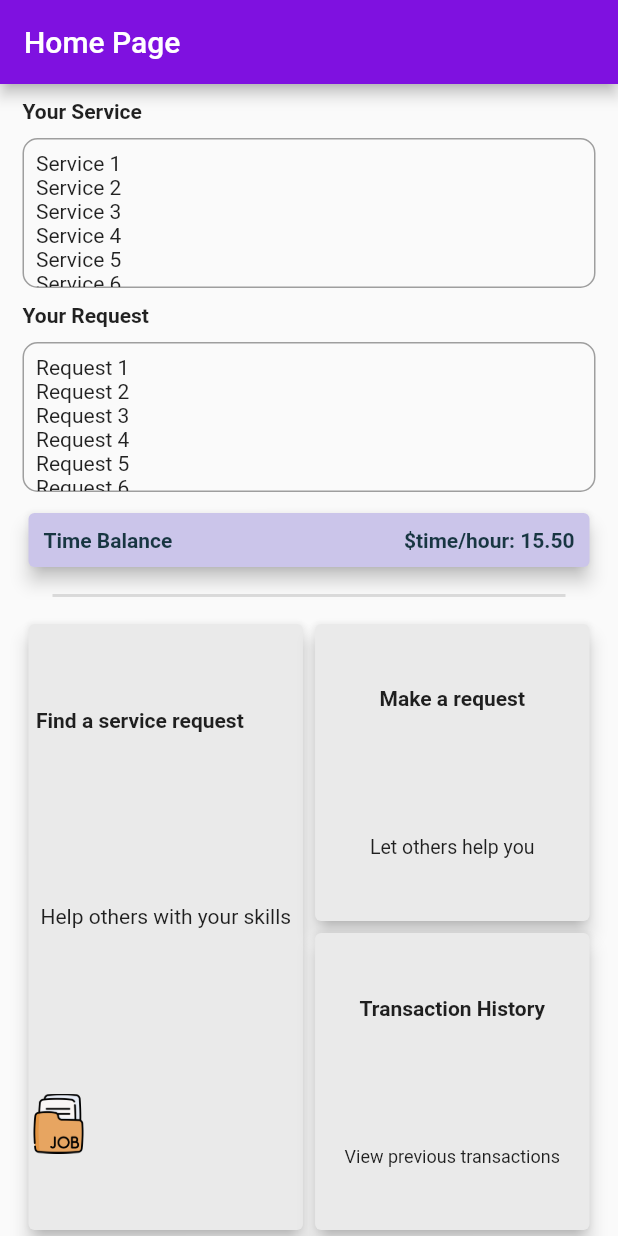
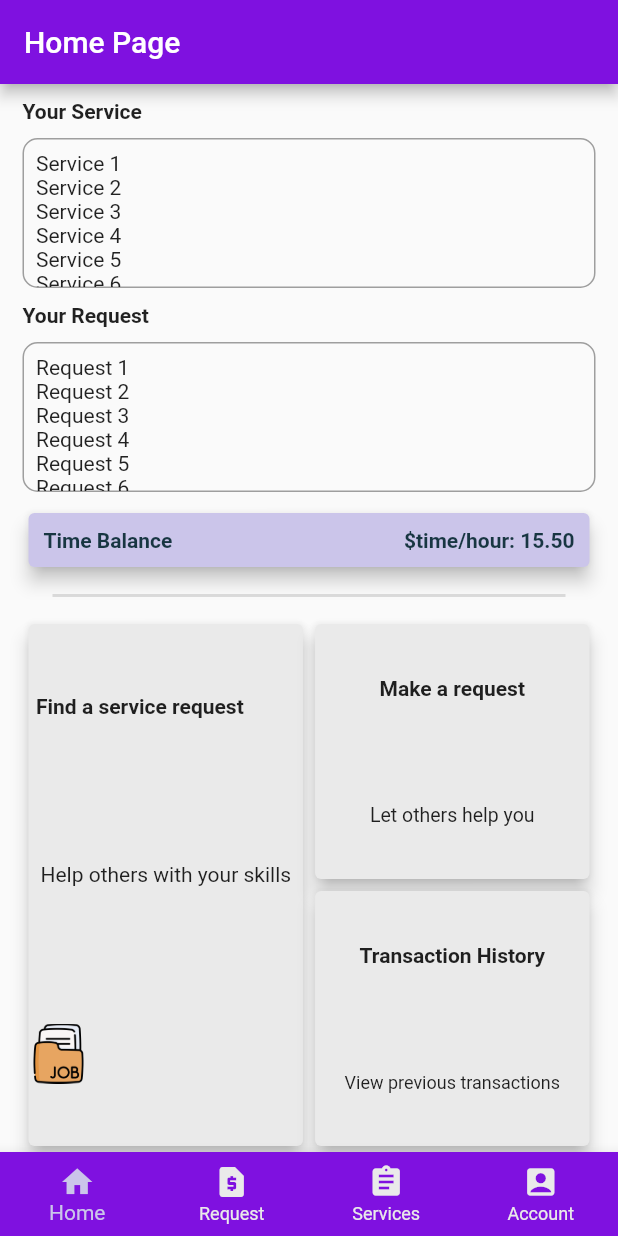
Before and after one commit to de-timebank/frontend, a Flutter app: the screen it shows after launch, after a tap on "Skip (for developers)", on a phone screen of 412 x 824 dp. Run offline on Flutter 3.47's test engine with Material 2 defaults, Android fonts, the phone set to English and light mode, and no system bars; our stand-ins replace image_picker, supabase_flutter; missing offline and left inert: textfield_tags; accounts and stored records are empty.

Commit message:
add navigation , edit profile and acc.dart

```diff
--- a/lib/constants.dart
+++ b/lib/constants.dart
@@ -6,7 +6,7 @@ final supabase = Supabase.instance.client;
 extension ShowSnackBar on BuildContext {
   void showSnackBar({
     required String message,
-    Color backgroundColor = Colors.white,
+    Color backgroundColor = Colors.purple,
   }) {
     ScaffoldMessenger.of(this).showSnackBar(SnackBar(
       content: Text(message),
--- a/lib/main.dart
+++ b/lib/main.dart
@@ -1,6 +1,6 @@
 import 'package:flutter/material.dart';
 import 'package:supabase_flutter/supabase_flutter.dart';
-import 'package:testfyp/dashboard.dart';
+import 'package:testfyp/navigation.dart';
 import 'package:testfyp/pages/account_page.dart';
 import 'package:testfyp/pages/login_page.dart';
 import 'package:testfyp/pages/splash_page.dart';
@@ -26,13 +26,13 @@ class MyApp extends StatelessWidget {
         primaryColor: Colors.purple,
         textButtonTheme: TextButtonThemeData(
           style: TextButton.styleFrom(
-            foregroundColor: Colors.blue,
+            foregroundColor: Colors.purple,
           ),
         ),
         elevatedButtonTheme: ElevatedButtonThemeData(
           style: ElevatedButton.styleFrom(
             foregroundColor: Colors.white,
-            backgroundColor: Colors.blue,
+            backgroundColor: Colors.purple,
           ),
         ),
       ),
@@ -41,7 +41,7 @@ class MyApp extends StatelessWidget {
         '/': (_) => const SplashPage(),
         '/login': (_) => const LoginPage(),
         '/account': (_) => const AccountPage(),
-        '/dashboard': (_) => DashBoard(),
+        '/navigation': (_) => const BottomBarNavigation(),
       },
     );
   }
--- /dev/null
+++ b/lib/navigation.dart
@@ -0,0 +1,53 @@
+import 'package:flutter/material.dart';
+import 'package:testfyp/dashboard.dart';
+import 'package:testfyp/profile.dart';
+import 'package:testfyp/request.dart';
+import 'package:testfyp/service.dart';
+
+class BottomBarNavigation extends StatefulWidget {
+  const BottomBarNavigation({Key? key}) : super(key: key);
+
+  @override
+  State<BottomBarNavigation> createState() => _BottomBarNavigationState();
+}
+
+class _BottomBarNavigationState extends State<BottomBarNavigation> {
+  int _selectedIndex = 0;
+  final List<Widget> _widgetOptions = [
+    DashBoard(),
+    RequestPage(),
+    ServicePage(),
+    ProfilePage()
+  ];
+
+  void _onItemTapped(int index) {
+    setState(() {
+      _selectedIndex = index;
+    });
+  }
+
+  @override
+  Widget build(BuildContext context) {
+    return Scaffold(
+        bottomNavigationBar: BottomNavigationBar(
+          unselectedItemColor: Color.fromARGB(255, 234, 234, 234),
+          selectedItemColor: Color.fromARGB(255, 203, 197, 234),
+          type: BottomNavigationBarType.fixed,
+          backgroundColor: Color.fromARGB(255, 127, 17, 224),
+          items: <BottomNavigationBarItem>[
+            BottomNavigationBarItem(icon: Icon(Icons.home), label: 'Home'),
+            BottomNavigationBarItem(
+                icon: Icon(Icons.request_page), label: 'Request'),
+            BottomNavigationBarItem(
+                icon: Icon(Icons.assignment), label: 'Services'),
+            BottomNavigationBarItem(
+                icon: Icon(Icons.account_box), label: 'Account')
+          ],
+          currentIndex: _selectedIndex,
+          onTap: _onItemTapped,
+        ),
+        body: Container(
+          child: _widgetOptions.elementAt(_selectedIndex),
+        ));
+  }
+}
--- a/lib/pages/login_page.dart
+++ b/lib/pages/login_page.dart
@@ -83,7 +83,7 @@ class _LoginPageState extends State<LoginPage> {
           ),
           ElevatedButton(
               onPressed: (() {
-                Navigator.of(context).pushReplacementNamed('/dashboard');
+                Navigator.of(context).pushReplacementNamed('/navigation');
               }),
               child: Text('Skip (for developers)'))
         ],
--- a/lib/pages/splash_page.dart
+++ b/lib/pages/splash_page.dart
@@ -30,7 +30,7 @@ class _SplashPageState extends State<SplashPage> {
     _redicrectCalled = true;
     final session = supabase.auth.currentSession;
     if (session != null) {
-      Navigator.of(context).pushReplacementNamed('/dashboard');
+      Navigator.of(context).pushReplacementNamed('/navigation');
     } else {
       Navigator.of(context).pushReplacementNamed('/login');
     }
```
Also changed, not shown: lib/pages/account_page.dart (+12 -2 lines), lib/profile.dart (+8 -1 lines).
